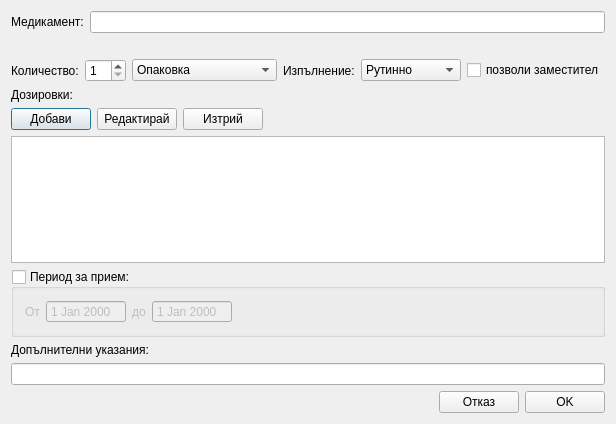
Old version of the form src/View/Widgets/MedicationDialog.ui in the repository thefinalcutbg/DinoDent.
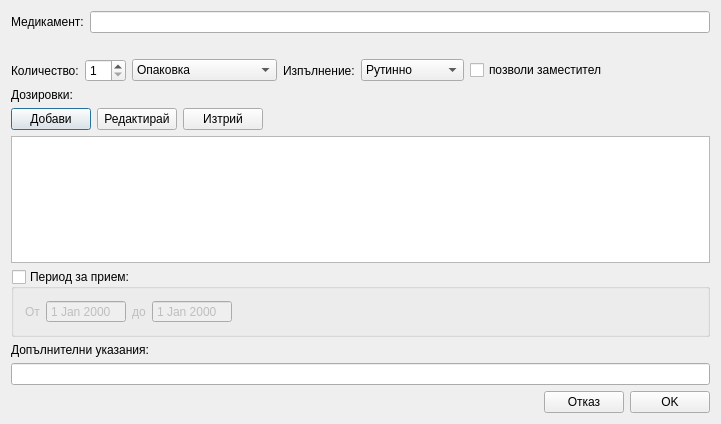
New version of the form. Custom widgets are drawn as their Qt base class.

The edit to the form file:
```diff
--- a/src/View/Widgets/MedicationDialog.ui
+++ b/src/View/Widgets/MedicationDialog.ui
@@ -6,7 +6,7 @@
    <rect>
     <x>0</x>
     <y>0</y>
-    <width>598</width>
+    <width>721</width>
     <height>424</height>
    </rect>
   </property>
```
Left out of the diff: 2 changed lines with no effect on the pictures.
